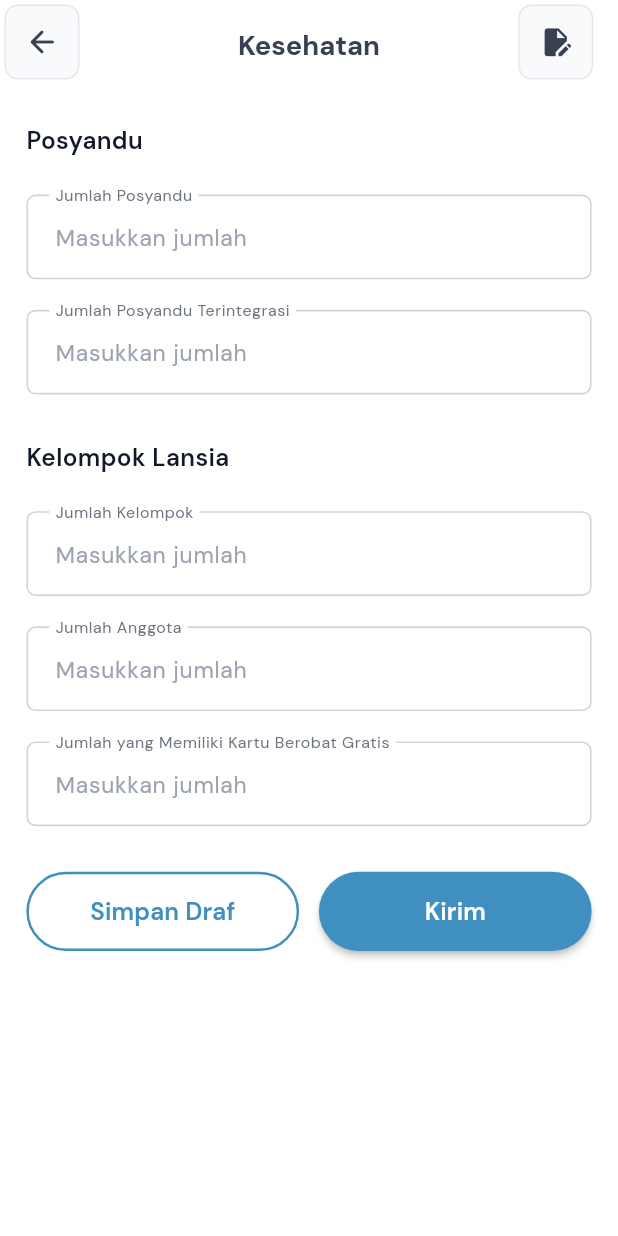
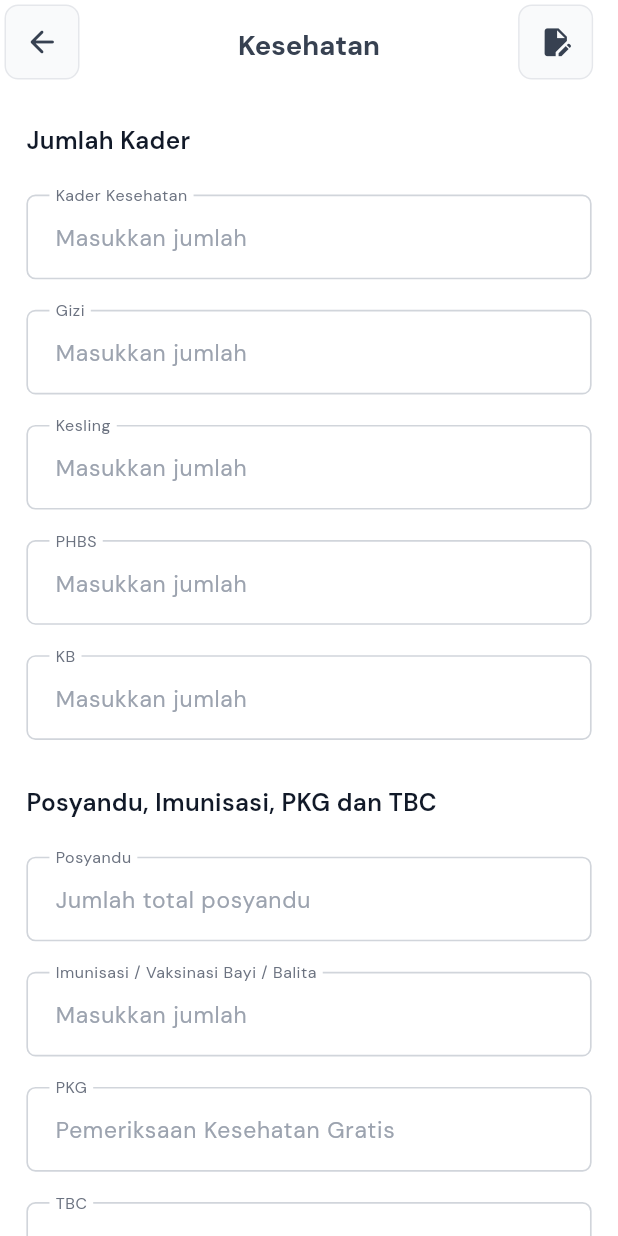
Before and after one commit to muhammadazriel313-wq/Mobile_E-PKK, a Flutter app: the KesehatanScreen screen opened by its route, on a phone screen of 412 x 824 dp. Run offline on Flutter 3.47's test engine with Material 3 defaults, Android fonts, the phone set to English and light mode, and no system bars; drawn by our look-alikes of zoom_tap_animation; our stand-ins replace carousel_slider, device_preview, dio, dropdown_button2, firebase_core, firebase_messaging and 12 more; accounts and stored records are empty.

Commit message:
feat(pokja4): input kesehatan sesuai Lampiran 4.24 dengan draf

```diff
--- a/lib/features/draft/draft_registry.dart
+++ b/lib/features/draft/draft_registry.dart
@@ -745,16 +745,23 @@ class DraftRegistry {
     final data = draft.dataForm;
 
     final requiredKeys = [
-      'jumlah_posyandu',
-      'jumlah_posyandu_iterasi',
-      'jumlah_klp',
-      'jumlah_anggota',
-      'jumlah_kartu_gratis',
+      'kader_kesehatan',
+      'kader_gizi',
+      'kader_kesling',
+      'kader_phbs',
+      'kader_kb',
+      'posyandu',
+      'imunisasi_vaksinasi',
+      'pkg',
+      'tbc',
     ];
-    final isComplete = requiredKeys.every((k) {
-      final val = data[k]?.toString().trim() ?? '';
-      return val.isNotEmpty;
-    });
+    // Draf lama menyimpan posyandu di kunci jumlah_posyandu.
+    final posyandu =
+        (data['posyandu'] ?? data['jumlah_posyandu'])?.toString().trim() ?? '';
+    final isComplete = posyandu.isNotEmpty &&
+        requiredKeys
+            .where((k) => k != 'posyandu')
+            .every((k) => (data[k]?.toString().trim() ?? '').isNotEmpty);
 
     if (!isComplete) {
       return const DraftSendResult(
@@ -764,11 +771,15 @@ class DraftRegistry {
     }
 
     final success = await controller.submitKesehatanData(
-      jumlahPosyandu: data['jumlah_posyandu']?.toString() ?? '',
-      jumlahPosyanduIterasi: data['jumlah_posyandu_iterasi']?.toString() ?? '',
-      jumlahKip: data['jumlah_klp']?.toString() ?? '',
-      jumlahAnggota: data['jumlah_anggota']?.toString() ?? '',
-      jumlahKartuGratis: data['jumlah_kartu_gratis']?.toString() ?? '',
+      kaderKesehatan: data['kader_kesehatan']?.toString() ?? '',
+      kaderGizi: data['kader_gizi']?.toString() ?? '',
+      kaderKesling: data['kader_kesling']?.toString() ?? '',
+      kaderPhbs: data['kader_phbs']?.toString() ?? '',
+      kaderKb: data['kader_kb']?.toString() ?? '',
+      posyandu: posyandu,
+      imunisasiVaksinasi: data['imunisasi_vaksinasi']?.toString() ?? '',
+      pkg: data['pkg']?.toString() ?? '',
+      tbc: data['tbc']?.toString() ?? '',
       idRole: data['id_role']?.toString() ?? '',
       idOrganization: data['id_organization']?.toString() ?? '',
       idUser: draft.idAkun,
@@ -814,6 +825,7 @@ class DraftRegistry {
       kbPria: data['Kb_p']?.toString() ?? '',
       kbWanita: data['Kb_w']?.toString() ?? '',
       kkTabungan: data['Kk_tbg']?.toString() ?? '',
+      kkAsuransi: data['Kk_asuransi']?.toString() ?? '',
       idRole: data['id_role']?.toString() ?? '',
       idOrganization: data['id_organization']?.toString() ?? '',
       idUser: draft.idAkun,
--- a/lib/features/pages/pokja4/kesehatan/kesehatan_screen.dart
+++ b/lib/features/pages/pokja4/kesehatan/kesehatan_screen.dart
@@ -33,11 +33,17 @@ class _KesehatanScreenState extends State<KesehatanScreen> {
   String? nameRole;
   String? nameOrganization;
 
-  final posyanduJumlahController = TextEditingController();
-  final posyanduTintegrasiController = TextEditingController();
-  final lansiaKlpController = TextEditingController();
-  final lansiaAnggotaController = TextEditingController();
-  final lansiaKartuController = TextEditingController();
+  // Kolom 3-11 Lampiran 4.24
+  final kaderKesehatanController = TextEditingController();
+  final kaderGiziController = TextEditingController();
+  final kaderKeslingController = TextEditingController();
+  final kaderPhbsController = TextEditingController();
+  final kaderKbController = TextEditingController();
+  final posyanduController = TextEditingController();
+  final imunisasiController = TextEditingController();
+  final pkgController = TextEditingController();
+  final tbcController = TextEditingController();
+  final catatanController = TextEditingController();
 
   final _formKey = GlobalKey<FormState>();
 
@@ -51,19 +57,29 @@ class _KesehatanScreenState extends State<KesehatanScreen> {
   bool _closedBySave = false;
 
   void clearForm() {
-    posyanduJumlahController.clear();
-    posyanduTintegrasiController.clear();
-    lansiaKlpController.clear();
-    lansiaAnggotaController.clear();
-    lansiaKartuController.clear();
+    kaderKesehatanController.clear();
+    kaderGiziController.clear();
+    kaderKeslingController.clear();
+    kaderPhbsController.clear();
+    kaderKbController.clear();
+    posyanduController.clear();
+    imunisasiController.clear();
+    pkgController.clear();
+    tbcController.clear();
+    catatanController.clear();
   }
 
   bool isFormEmpty() {
-    return posyanduJumlahController.text.trim().isEmpty &&
-        posyanduTintegrasiController.text.trim().isEmpty &&
-        lansiaKlpController.text.trim().isEmpty &&
-        lansiaAnggotaController.text.trim().isEmpty &&
-        lansiaKartuController.text.trim().isEmpty;
+    return kaderKesehatanController.text.trim().isEmpty &&
+        kaderGiziController.text.trim().isEmpty &&
+        kaderKeslingController.text.trim().isEmpty &&
+        kaderPhbsController.text.trim().isEmpty &&
+        kaderKbController.text.trim().isEmpty &&
+        posyanduController.text.trim().isEmpty &&
+        imunisasiController.text.trim().isEmpty &&
+        pkgController.text.trim().isEmpty &&
+        tbcController.text.trim().isEmpty &&
+        catatanController.text.trim().isEmpty;
   }
 
   @override
@@ -88,12 +104,18 @@ class _KesehatanScreenState extends State<KesehatanScreen> {
 
   void _populateFromDraft(DraftModel draft) {
     final d = draft.dataForm;
-    posyanduJumlahController.text = d['jumlah_posyandu']?.toString() ?? '';
-    posyanduTintegrasiController.text =
-        d['jumlah_posyandu_iterasi']?.toString() ?? '';
-    lansiaKlpController.text = d['jumlah_klp']?.toString() ?? '';
-    lansiaAnggotaController.text = d['jumlah_anggota']?.toString() ?? '';
-    lansiaKartuController.text = d['jumlah_kartu_gratis']?.toString() ?? '';
+    kaderKesehatanController.text = d['kader_kesehatan']?.toString() ?? '';
+    kaderGiziController.text = d['kader_gizi']?.toString() ?? '';
+    kaderKeslingController.text = d['kader_kesling']?.toString() ?? '';
+    kaderPhbsController.text = d['kader_phbs']?.toString() ?? '';
+    kaderKbController.text = d['kader_kb']?.toString() ?? '';
+    // Draf lama menyimpan posyandu di kunci jumlah_posyandu.
+    posyanduController.text =
+        (d['posyandu'] ?? d['jumlah_posyandu'])?.toString() ?? '';
+    imunisasiController.text = d['imunisasi_vaksinasi']?.toString() ?? '';
+    pkgController.text = d['pkg']?.toString() ?? '';
+    tbcController.text = d['tbc']?.toString() ?? '';
+    catatanController.text = d['catatan']?.toString() ?? '';
   }
 
   Map<String, dynamic> _collectFormData() {
@@ -106,11 +128,16 @@ class _KesehatanScreenState extends State<KesehatanScreen> {
       'full_name': fullName ?? '',
       'name_role': nameRole ?? '',
       'name_organization': nameOrganization ?? '',
-      'jumlah_posyandu': posyanduJumlahController.text.trim(),
-      'jumlah_posyandu_iterasi': posyanduTintegrasiController.text.trim(),
-      'jumlah_klp': lansiaKlpController.text.trim(),
-      'jumlah_anggota': lansiaAnggotaController.text.trim(),
-      'jumlah_kartu_gratis': lansiaKartuController.text.trim(),
+      'kader_kesehatan': kaderKesehatanController.text.trim(),
+      'kader_gizi': kaderGiziController.text.trim(),
+      'kader_kesling': kaderKeslingController.text.trim(),
+      'kader_phbs': kaderPhbsController.text.trim(),
+      'kader_kb': kaderKbController.text.trim(),
+      'posyandu': posyanduController.text.trim(),
+      'imunisasi_vaksinasi': imunisasiController.text.trim(),
+      'pkg': pkgController.text.trim(),
+      'tbc': tbcController.text.trim(),
+      'catatan': catatanController.text.trim(),
     };
   }
 
@@ -236,28 +263,37 @@ class _KesehatanScreenState extends State<KesehatanScreen> {
 
   @override
   void dispose() {
-    posyanduJumlahController.dispose();
-    posyanduTintegrasiController.dispose();
-    lansiaKlpController.dispose();
-    lansiaAnggotaController.dispose();
-    lansiaKartuController.dispose();
+    kaderKesehatanController.dispose();
+    kaderGiziController.dispose();
+    kaderKeslingController.dispose();
+    kaderPhbsController.dispose();
+    kaderKbController.dispose();
+    posyanduController.dispose();
+    imunisasiController.dispose();
+    pkgController.dispose();
+    tbcController.dispose();
+    catatanController.dispose();
     super.dispose();
   }
 
   Widget buildInput({
     required TextEditingController controller,
     required String label,
+    String hintText = 'Masukkan jumlah',
     TextInputAction action = TextInputAction.next,
+    bool isOptional = false,
   }) {
     return Column(
       children: [
         InputFormField(
           controller: controller,
-          hintText: 'Masukkan jumlah',
+          hintText: hintText,
           label: label,
           textInputAction: action,
-          keyboardType: TextInputType.number,
-          validator: (value) => ValidatorForm.validateDefault(value),
+          keyboardType: isOptional ? TextInputType.text : TextInputType.number,
+          validator: isOptional
+              ? null
+              : (value) => ValidatorForm.validateDefault(value),
         ),
         SizedBox(height: 20.h),
       ],
@@ -332,48 +368,89 @@ class _KesehatanScreenState extends State<KesehatanScreen> {
                           children: [
                             SizedBox(height: 6.h),
                             TypographyStyles.bodyCaptionSemiBold(
-                              'Posyandu',
+                              'Jumlah Kader',
                               color: TextColors.grey900,
                             ),
                             SizedBox(height: 24.h),
 
-                            /// POSYANDU JUMLAH
+                            /// KADER KESEHATAN
                             buildInput(
-                              controller: posyanduJumlahController,
-                              label: 'Jumlah Posyandu',
+                              controller: kaderKesehatanController,
+                              label: 'Kader Kesehatan',
                             ),
 
-                            /// POSYANDU TERINTEGRASI
+                            /// KADER GIZI
                             buildInput(
-                              controller: posyanduTintegrasiController,
-                              label: 'Jumlah Posyandu Terintegrasi',
+                              controller: kaderGiziController,
+                              label: 'Gizi',
+                            ),
+
+                            /// KADER KESLING
+                            buildInput(
+                              controller: kaderKeslingController,
+                              label: 'Kesling',
+                            ),
+
+                            /// KADER PHBS
+                            buildInput(
+                              controller: kaderPhbsController,
+                              label: 'PHBS',
+                            ),
+
+                            /// KADER KB
+                            buildInput(
+                              controller: kaderKbController,
+                              label: 'KB',
                             ),
 
                             SizedBox(height: 10.h),
                             TypographyStyles.bodyCaptionSemiBold(
-                              'Kelompok Lansia',
+                              'Posyandu, Imunisasi, PKG dan TBC',
                               color: TextColors.grey900,
                             ),
                             SizedBox(height: 24.h),
 
-                            /// LANSIA KLP
+                            /// POSYANDU
                             buildInput(
-                              controller: lansiaKlpController,
-                              label: 'Jumlah Kelompok',
+                              controller: posyanduController,
+                              label: 'Posyandu',
+                              hintText: 'Jumlah total posyandu',
                             ),
 
-                            /// LANSIA ANGGOTA
+                            /// IMUNISASI / VAKSINASI
                             buildInput(
-                              controller: lansiaAnggotaController,
-                              label: 'Jumlah Anggota',
+                              controller: imunisasiController,
+                              label: 'Imunisasi / Vaksinasi Bayi / Balita',
                             ),
 
-                            /// LANSIA KARTU GRATIS
+                            /// PKG
                             buildInput(
-                              controller: lansiaKartuController,
-                              label:
-                                  'Jumlah yang Memiliki Kartu Berobat Gratis',
+                              controller: pkgController,
+                              label: 'PKG',
+                              hintText: 'Pemeriksaan Kesehatan Gratis',
+                            ),
+
+                            /// TBC
+                            buildInput(
+                              controller: tbcController,
+                              label: 'TBC',
+                              hintText: 'Jumlah penderita TBC',
+                            ),
+
+                            SizedBox(height: 10.h),
+                            TypographyStyles.bodyCaptionSemiBold(
+                              'Catatan Tambahan (Opsional)',
+                              color: TextColors.grey900,
+                            ),
+                            SizedBox(height: 24.h),
+
+                            /// CATATAN
+                            buildInput(
+                              controller: catatanController,
+                              label: 'Catatan',
+                              hintText: 'Tulis catatan jika ada',
                               action: TextInputAction.done,
+                              isOptional: true,
                             ),
 
                             SizedBox(height: 10.h),
@@ -434,20 +511,26 @@ class _KesehatanScreenState extends State<KesehatanScreen> {
                                                     await uploadReportController
                                                         .submitKesehatanData(
                                                   idUser: idUser ?? '',
-                                                  jumlahPosyandu:
-                                                      posyanduJumlahController
+                                                  kaderKesehatan:
+                                                      kaderKesehatanController
                                                           .text,
-                                                  jumlahPosyanduIterasi:
-                                                      posyanduTintegrasiController
+                                                  kaderGizi:
+                                                      kaderGiziController.text,
+                                                  kaderKesling:
+                                                      kaderKeslingController
                                                           .text,
-                                                  jumlahKip: lansiaKlpController
-                                                      .text,
-                                                  jumlahAnggota:
-                                                      lansiaAnggotaController
-                                                          .text,
-                                                  jumlahKartuGratis:
-                                                      lansiaKartuController
-                                                          .text,
+                                                  kaderPhbs:
+                                                      kaderPhbsController.text,
+                                                  kaderKb:
+                                                      kaderKbController.text,
+                                                  posyandu:
+                                                      posyanduController.text,
+                                                  imunisasiVaksinasi:
+                                                      imunisasiController.text,
+                                                  pkg: pkgController.text,
+                                                  tbc: tbcController.text,
+                                                  catatan:
+                                                      catatanController.text,
                                                   idRole: idRole ?? '',
                                                   idOrganization:
                                                       idOrganization ?? '',
```
